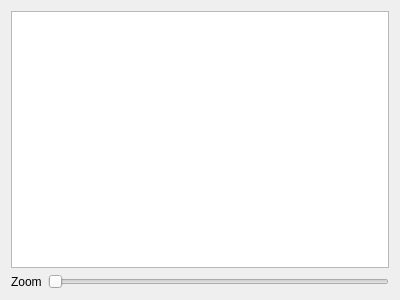
Before: the Qt Designer form src/page.ui in iPenguin/NotePages, drawn with Qt 5.
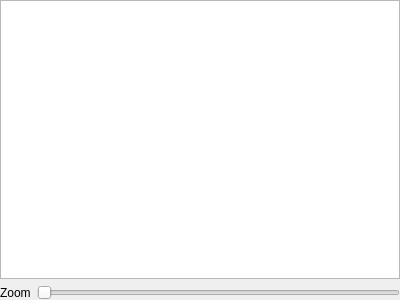
After: the same form once the commit is applied.

What changed in the file:
```diff
--- a/src/page.ui
+++ b/src/page.ui
@@ -14,6 +14,9 @@
    <string>Form</string>
   </property>
   <layout class="QVBoxLayout" name="verticalLayout">
+   <property name="margin">
+    <number>0</number>
+   </property>
    <item>
     <widget class="QGraphicsView" name="graphicsView"/>
    </item>
```
